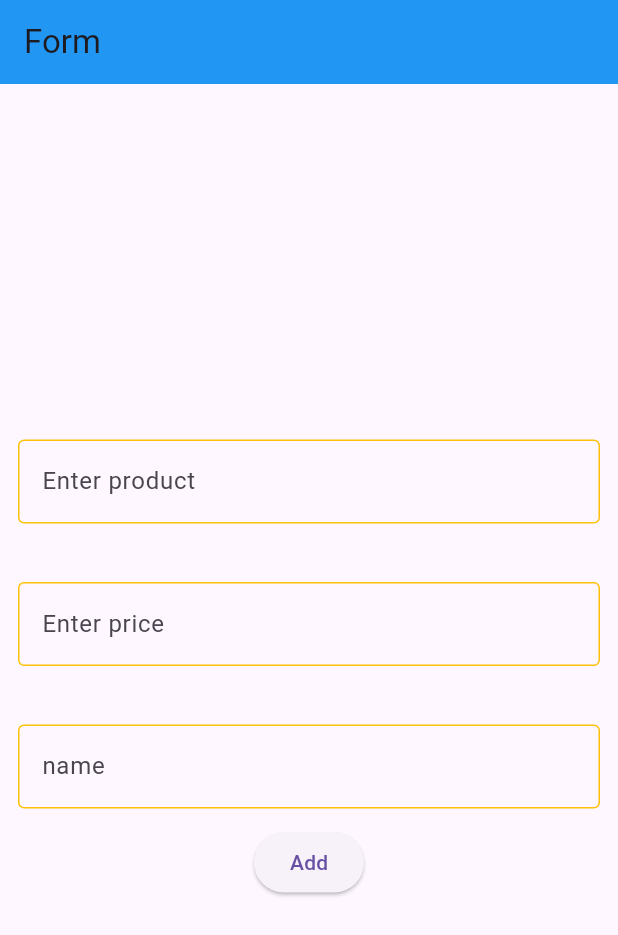
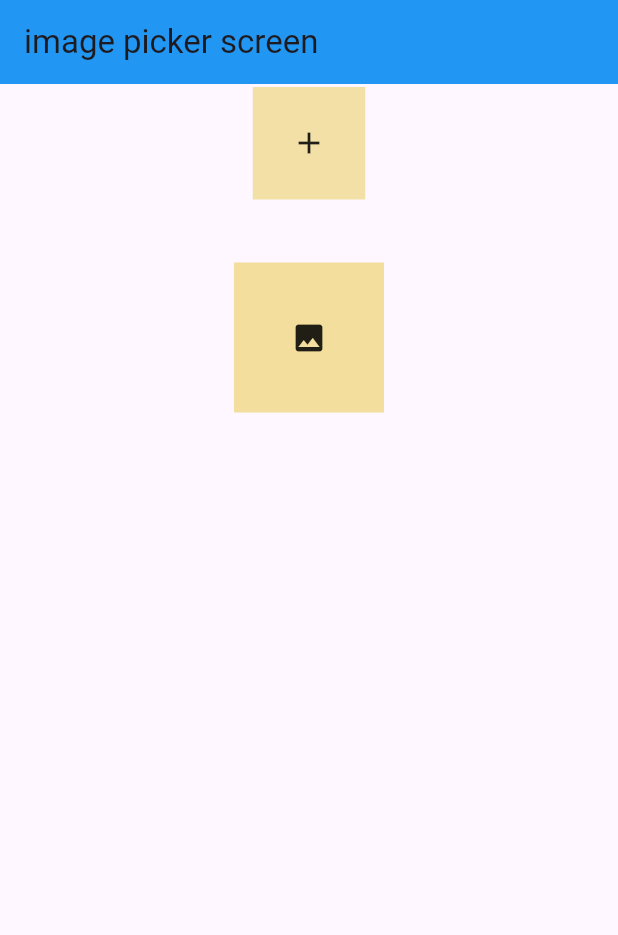
Before and after one commit to Ajaykumaryadav-Aj/flutter_basics, a Flutter app: the screen it shows after launch, on a phone screen of 412 x 824 dp. Shown: the top 935 px of the screen. Run offline on Flutter 3.47's test engine with Material 2 defaults, Android fonts, the light colour scheme and no system bars; our stand-ins replace image_picker.

Commit message:
image picker

```diff
--- /dev/null
+++ b/my_first_app/lib/Screens/picker_screen.dart
@@ -0,0 +1,106 @@
+import 'dart:convert';
+import 'dart:developer';
+import 'dart:io';
+
+import 'package:flutter/material.dart';
+import 'package:image_picker/image_picker.dart';
+
+class PickerScreen extends StatefulWidget {
+  const PickerScreen({super.key});
+
+  @override
+  State<PickerScreen> createState() => _PickerScreenState();
+}
+
+class _PickerScreenState extends State<PickerScreen> {
+  File? image;
+  List<File> fileimagelist = [];
+
+  void pick(ImageSource source) async {
+    final picker = ImagePicker();
+    final pickedFile = await picker.pickImage(source: source);
+    if (pickedFile != null) {
+      log(pickedFile.path, name: 'pickedfile');
+      final imagefile = File(pickedFile.path);
+      log(imagefile.toString(), name: 'imagefile');
+      setState(() {
+        image = imagefile;
+      });
+      final base64 = base64Encode(await pickedFile.readAsBytes());
+      log(base64, name: 'based64 string');
+    }
+  }
+
+  void pickmultiimage() async {
+    final picker = ImagePicker();
+    List<File> imagefiles = [];
+
+    final pickedFiles = await picker.pickMultiImage();
+    for (XFile e in pickedFiles) {
+      imagefiles.add(File(e.path));
+    }
+    setState(() {
+      fileimagelist.addAll(imagefiles);
+    });
+  }
+
+  @override
+  Widget build(BuildContext context) {
+    return Scaffold(
+      appBar: AppBar(
+        title: const Text('image picker screen'),
+      ),
+      body:
+      Column(
+        children: [
+          Wrap(
+            children: List.generate(
+              fileimagelist.length + 1,
+              (index) => index == fileimagelist.length
+                  ? GestureDetector(
+                      onTap: pickmultiimage,
+                      child: Container(
+                        margin: EdgeInsets.all(2),
+                        height: 75,
+                        width: 75,
+                        color: const Color.fromARGB(255, 243, 224, 167),
+                        child: image == null ? const Icon(Icons.add) : null,
+                      ),
+                    )
+                  : Padding(
+                      padding: const EdgeInsets.all(8.0),
+                      child: Image.file(
+                        fileimagelist[index],
+                        fit: BoxFit.cover,
+                        height: 75,
+                        width: 75,
+                      ),
+                    ),
+            ),
+          ),
+          const SizedBox(
+            height: 40,
+          ),
+          GestureDetector(
+            onTap: () => pick(ImageSource.gallery),
+            child: Center(
+              child: Container(
+                height: 100,
+                width: 100,
+                // color: const Color.fromARGB(255, 243, 222, 158),
+                child: image == null ? const Icon(Icons.photo) : null,
+                decoration: BoxDecoration(
+                  color: const Color.fromARGB(255, 243, 222, 158),
+                  image: image == null
+                      ? null
+                      : DecorationImage(
+                          image: FileImage(image!), fit: BoxFit.cover),
+                ),
+              ),
+            ),
+          ),
+        ],
+      ),
+    );
+  }
+}
--- a/my_first_app/lib/api_services/user_service.dart
+++ b/my_first_app/lib/api_services/user_service.dart
@@ -7,7 +7,7 @@ import 'package:my_first_app/utils/api_urls.dart';
 
 class UserService extends BaseServices {
   Future<List<ApiUser>?> getUsersApi() async {
-    try {
+    // try {
       final response = await getHttp(ApiUrlis.user);
       log(response.body, name: 'getUsersApi');
       final userMapList = json.decode(response.body);
@@ -19,9 +19,9 @@ class UserService extends BaseServices {
 
       log(userMapList.toString(), name: 'getUserapi response');
       return userList;
-    } catch (e, s) {
-      log(e.toString(), name: 'error getuserApi', stackTrace: s);
-      return null;
-    }
+    // } catch (e, s) {
+    //   log(e.toString(), name: 'error getuserApi', stackTrace: s);
+    //   return null;
+    // }
   }
 }
--- a/my_first_app/lib/main.dart
+++ b/my_first_app/lib/main.dart
@@ -1,8 +1,8 @@
 import 'package:flutter/material.dart';
 import 'package:my_first_app/providers/auth_provider.dart';
 import 'package:my_first_app/providers/cart_provider.dart';
-import 'package:my_first_app/screens/api_user_screen.dart';
 import 'package:my_first_app/screens/form_screen.dart';
+import 'package:my_first_app/screens/picker_screen.dart';
 
 import 'package:provider/provider.dart';
 
@@ -43,7 +43,9 @@ class MyApp extends StatelessWidget {
         // home: const CountScreens(),
         // home: const ApiUserScreen(),
         // home: const RandomUserScreen(),
-home: FormScreen(),
+        // home: const PostScreen(),
+          // home: const FormScreen(),
+          home: const PickerScreen(),
       ),
     );
   }
--- a/my_first_app/pubspec.yaml
+++ b/my_first_app/pubspec.yaml
@@ -37,6 +37,7 @@ dependencies:
   cupertino_icons: ^1.0.2
   provider: ^6.0.5
   http: ^1.1.0
+  image_picker: ^1.0.4
 
 dev_dependencies:
   flutter_test:
```
Also changed, not shown: my_first_app/lib/Screens/form_screen.dart (+21 -7 lines), my_first_app/lib/Screens/post_screen.dart (added, +30 -0 lines), my_first_app/lib/models/api_user_model.dart (+7 -7 lines), my_first_app/lib/models/post_model.dart (added, +33 -0 lines), my_first_app/pubspec.lock, 6 other files.
